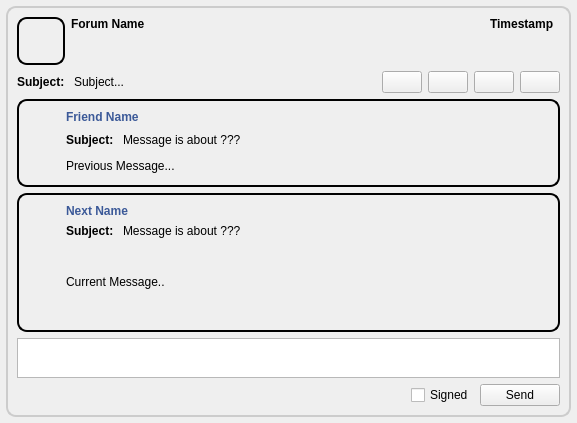
The window that retroshare-gui/src/gui/feeds/ForumMsgItem.ui (RetroShare/RetroShare) describes before a commit, drawn with Qt 5.
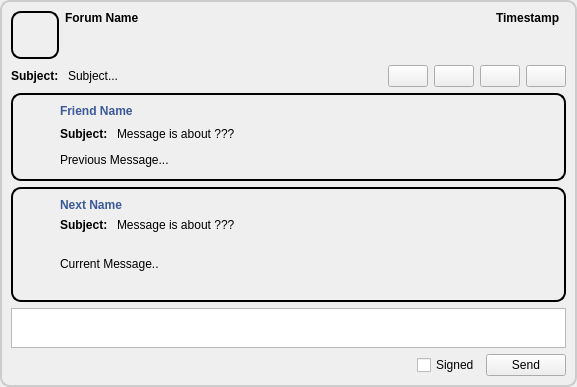
The same window after the commit. Icons and pictures are not drawn. Custom widgets are drawn as their Qt base class.

Patch:
```diff
--- a/retroshare-gui/src/gui/feeds/ForumMsgItem.ui
+++ b/retroshare-gui/src/gui/feeds/ForumMsgItem.ui
@@ -7,7 +7,7 @@
     <x>0</x>
     <y>0</y>
     <width>577</width>
-    <height>423</height>
+    <height>387</height>
    </rect>
   </property>
   <property name="windowTitle">
@@ -15,7 +15,7 @@
   </property>
   <layout class="QGridLayout">
    <property name="margin">
-    <number>6</number>
+    <number>0</number>
    </property>
    <item row="2" column="0">
     <widget class="QFrame" name="frame_3">
```
